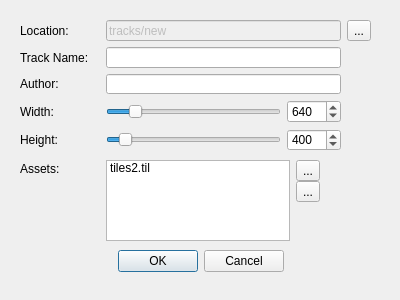
Old version of the form src/interface/new_track_dialog.ui in the repository mnewhouse/izieditor.
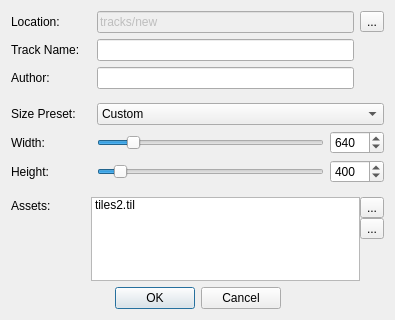
New version of the form. Icons and pictures are not drawn.

Diff of the .ui file:
```diff
--- a/src/interface/new_track_dialog.ui
+++ b/src/interface/new_track_dialog.ui
@@ -9,8 +9,8 @@
    <rect>
     <x>0</x>
     <y>0</y>
-    <width>400</width>
-    <height>300</height>
+    <width>395</width>
+    <height>320</height>
    </rect>
   </property>
   <property name="sizePolicy">
@@ -25,31 +25,149 @@
   <property name="windowTitle">
    <string>New Track</string>
   </property>
-  <widget class="QDialogButtonBox" name="confirmButton">
-   <property name="geometry">
-    <rect>
-     <x>20</x>
-     <y>250</y>
-     <width>361</width>
-     <height>23</height>
-    </rect>
-   </property>
-   <property name="standardButtons">
-    <set>QDialogButtonBox::Cancel|QDialogButtonBox::Ok</set>
-   </property>
-   <property name="centerButtons">
-    <bool>true</bool>
-   </property>
-  </widget>
-  <widget class="QWidget" name="layoutWidget">
-   <property name="geometry">
-    <rect>
-     <x>20</x>
-     <y>20</y>
-     <width>351</width>
-     <height>74</height>
-    </rect>
-   </property>
+  <layout class="QGridLayout" name="gridLayout_4">
+   <item row="2" column="0">
+    <layout class="QGridLayout" name="gridLayout_2" columnminimumwidth="80,0,0">
+     <item row="1" column="0">
+      <widget class="QLabel" name="label_4">
+       <property name="text">
+        <string>Width:</string>
+       </property>
+      </widget>
+     </item>
+     <item row="1" column="1">
+      <widget class="QSlider" name="widthSlider">
+       <property name="minimum">
+        <number>100</number>
+       </property>
+       <property name="maximum">
+        <number>4000</number>
+       </property>
+       <property name="value">
+        <number>640</number>
+       </property>
+       <property name="orientation">
+        <enum>Qt::Horizontal</enum>
+       </property>
+      </widget>
+     </item>
+     <item row="2" column="0">
+      <widget class="QLabel" name="label_5">
+       <property name="text">
+        <string>Height:</string>
+       </property>
+      </widget>
+     </item>
+     <item row="1" column="2">
+      <widget class="QSpinBox" name="widthSpinBox">
+       <property name="minimum">
+        <number>100</number>
+       </property>
+       <property name="maximum">
+        <number>4000</number>
+       </property>
+       <property name="value">
+        <number>640</number>
+       </property>
+      </widget>
+     </item>
+     <item row="2" column="1">
+      <widget class="QSlider" name="heightSlider">
+       <property name="minimum">
+        <number>100</number>
+       </property>
+       <property name="maximum">
+        <number>4000</number>
+       </property>
+       <property name="value">
+        <number>400</number>
+       </property>
+       <property name="orientation">
+        <enum>Qt::Horizontal</enum>
+       </property>
+      </widget>
+     </item>
+     <item row="2" column="2">
+      <widget class="QSpinBox" name="heightSpinBox">
+       <property name="minimum">
+        <number>100</number>
+       </property>
+       <property name="maximum">
+        <number>4000</number>
+       </property>
+       <property name="value">
+        <number>400</number>
+       </property>
+      </widget>
+     </item>
+     <item row="0" column="0">
+      <widget class="QLabel" name="label_2">
+       <property name="text">
+        <string>Size Preset:</string>
+       </property>
+      </widget>
+     </item>
+     <item row="0" column="1" colspan="2">
+      <widget class="QComboBox" name="sizePreset_comboBox">
+       <property name="sizePolicy">
+        <sizepolicy hsizetype="Preferred" vsizetype="Fixed">
+         <horstretch>0</horstretch>
+         <verstretch>0</verstretch>
+        </sizepolicy>
+       </property>
+       <property name="layoutDirection">
+        <enum>Qt::LeftToRight</enum>
+       </property>
+       <item>
+        <property name="text">
+         <string>Custom</string>
+        </property>
+       </item>
+       <item>
+        <property name="text">
+         <string>640x400</string>
+        </property>
+       </item>
+       <item>
+        <property name="text">
+         <string>960x600</string>
+        </property>
+       </item>
+       <item>
+        <property name="text">
+         <string>1280x800</string>
+        </property>
+       </item>
+       <item>
+        <property name="text">
+         <string>1600x1000</string>
+        </property>
+       </item>
+       <item>
+        <property name="text">
+         <string>1920x1200</string>
+        </property>
+       </item>
+       <item>
+        <property name="text">
+         <string>2000x2000</string>
+        </property>
+       </item>
+       <item>
+        <property name="text">
+         <string>3000x3000</string>
+        </property>
+       </item>
+       <item>
+        <property name="text">
+         <string>4000x4000</string>
+        </property>
+       </item>
+      </widget>
+     </item>
+    </layout>
+   </item>
+   <item row="0" column="0">
    <layout class="QGridLayout" name="gridLayout" columnminimumwidth="80,0,0">
     <item row="0" column="0">
      <widget class="QLabel" name="label">
@@ -102,101 +220,31 @@
      <widget class="QWidget" name="dummyWidget_2" native="true"/>
     </item>
    </layout>
-  </widget>
-  <widget class="QWidget" name="layoutWidget">
-   <property name="geometry">
-    <rect>
-     <x>20</x>
-     <y>100</y>
-     <width>321</width>
-     <height>51</height>
-    </rect>
-   </property>
-   <layout class="QGridLayout" name="gridLayout_2" columnminimumwidth="80,0,0">
-    <item row="0" column="0">
-     <widget class="QLabel" name="label_4">
-      <property name="text">
-       <string>Width:</string>
-      </property>
-     </widget>
-    </item>
-    <item row="0" column="1">
-     <widget class="QSlider" name="widthSlider">
-      <property name="minimum">
-       <number>100</number>
-      </property>
-      <property name="maximum">
-       <number>4000</number>
-      </property>
-      <property name="value">
-       <number>640</number>
-      </property>
-      <property name="orientation">
-       <enum>Qt::Horizontal</enum>
-      </property>
-     </widget>
-    </item>
-    <item row="0" column="2">
-     <widget class="QSpinBox" name="widthSpinBox">
-      <property name="minimum">
-       <number>100</number>
-      </property>
-      <property name="maximum">
-       <number>4000</number>
-      </property>
-      <property name="value">
-       <number>640</number>
-      </property>
-     </widget>
-    </item>
-    <item row="1" column="0">
-     <widget class="QLabel" name="label_5">
-      <property name="text">
-       <string>Height:</string>
-      </property>
-     </widget>
-    </item>
-    <item row="1" column="1">
-     <widget class="QSlider" name="heightSlider">
-      <property name="minimum">
-       <number>100</number>
-      </property>
-      <property name="maximum">
-       <number>4000</number>
-      </property>
-      <property name="value">
-       <number>400</number>
-      </property>
-      <property name="orientation">
-       <enum>Qt::Horizontal</enum>
-      </property>
-     </widget>
-    </item>
-    <item row="1" column="2">
-     <widget class="QSpinBox" name="heightSpinBox">
-      <property name="minimum">
-       <number>100</number>
-      </property>
-      <property name="maximum">
-       <number>4000</number>
-      </property>
-      <property name="value">
-       <number>400</number>
-      </property>
-     </widget>
-    </item>
-   </layout>
-  </widget>
-  <widget class="QWidget" name="layoutWidget">
-   <property name="geometry">
-    <rect>
-     <x>20</x>
-     <y>160</y>
-     <width>300</width>
-     <height>81</height>
-    </rect>
+   </item>
+   <item row="4" column="0">
+    <widget class="QWidget" name="widget" native="true">
+     <property name="sizePolicy">
+      <sizepolicy hsizetype="Preferred" vsizetype="Maximum">
+       <horstretch>0</horstretch>
+       <verstretch>0</verstretch>
+      </sizepolicy>
    </property>
    <layout class="QGridLayout" name="gridLayout_3">
+      <property name="leftMargin">
+       <number>0</number>
+      </property>
+      <property name="topMargin">
+       <number>0</number>
+      </property>
+      <property name="rightMargin">
+       <number>0</number>
+      </property>
+      <property name="bottomMargin">
+       <number>0</number>
+      </property>
+      <property name="spacing">
+       <number>0</number>
+      </property>
     <item row="0" column="2">
      <layout class="QVBoxLayout" name="verticalLayout">
       <property name="spacing">
@@ -313,6 +361,50 @@
     </item>
    </layout>
   </widget>
+   </item>
+   <item row="5" column="0">
+    <widget class="QDialogButtonBox" name="confirmButton">
+     <property name="standardButtons">
+      <set>QDialogButtonBox::Cancel|QDialogButtonBox::Ok</set>
+     </property>
+     <property name="centerButtons">
+      <bool>true</bool>
+     </property>
+    </widget>
+   </item>
+   <item row="1" column="0">
+    <spacer name="verticalSpacer_3">
+     <property name="orientation">
+      <enum>Qt::Vertical</enum>
+     </property>
+     <property name="sizeType">
+      <enum>QSizePolicy::Fixed</enum>
+     </property>
+     <property name="sizeHint" stdset="0">
+      <size>
+       <width>0</width>
+       <height>8</height>
+      </size>
+     </property>
+    </spacer>
+   </item>
+   <item row="3" column="0">
+    <spacer name="verticalSpacer_4">
+     <property name="orientation">
+      <enum>Qt::Vertical</enum>
+     </property>
+     <property name="sizeType">
+      <enum>QSizePolicy::Fixed</enum>
+     </property>
+     <property name="sizeHint" stdset="0">
+      <size>
+       <width>20</width>
+       <height>8</height>
+      </size>
+     </property>
+    </spacer>
+   </item>
+  </layout>
   <action name="actionAddAsset">
    <property name="icon">
     <iconset resource="icons.qrc">
```
Lines whose indentation alone changed are shown as unchanged.
